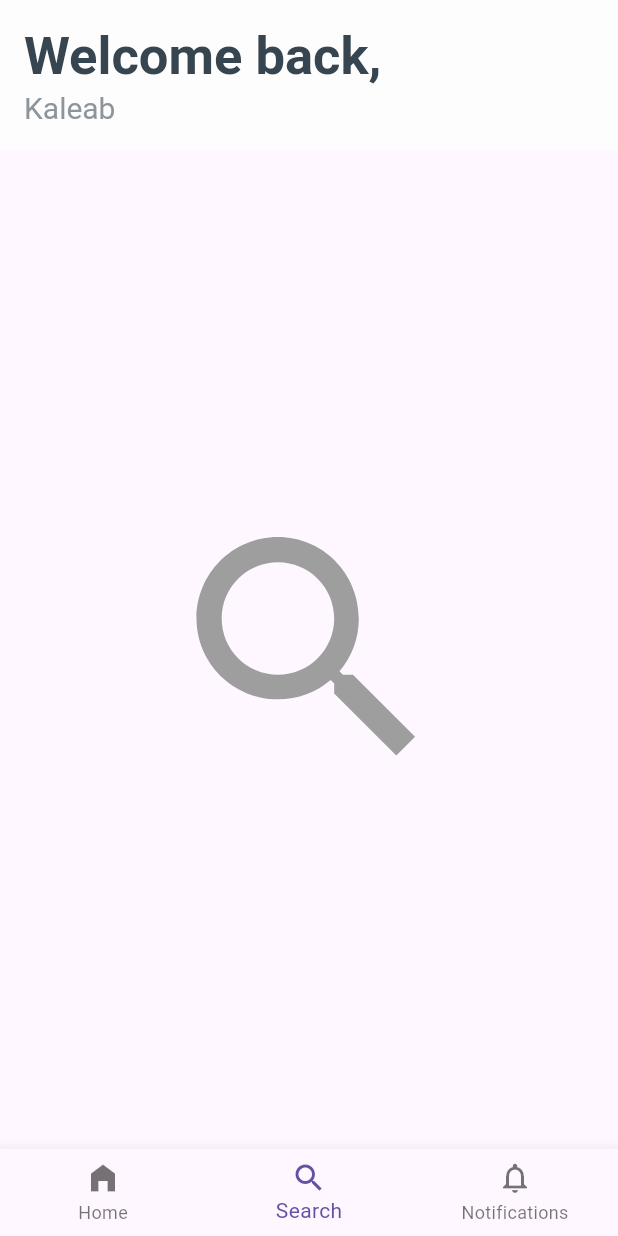
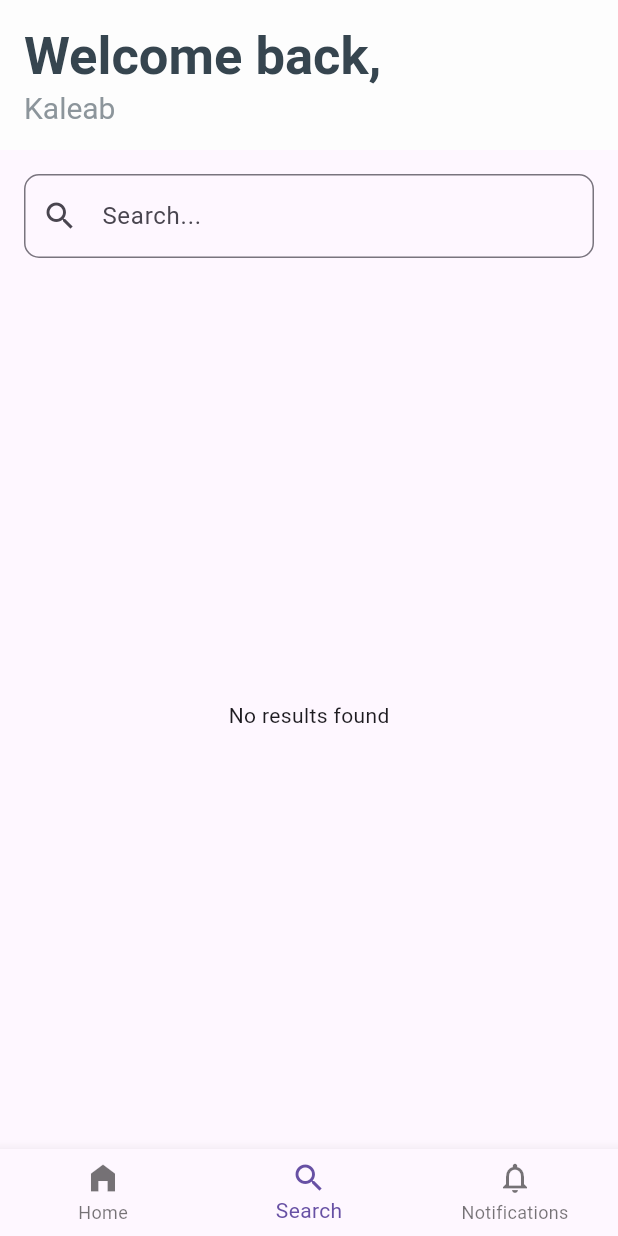
Before and after one commit to YGMonGit/m_share, a Flutter app: the screen it shows after launch, item 2 of the bottom bar chosen, on a phone screen of 412 x 824 dp. Run offline on Flutter 3.47's test engine with Material 3 defaults, Android fonts, the light colour scheme and no system bars; our stand-ins replace get, sqflite; accounts and stored records are empty.

Commit message:
search done

```diff
--- a/lib/search.dart
+++ b/lib/search.dart
@@ -1,16 +1,53 @@
 import 'package:flutter/material.dart';
+import 'package:get/get.dart';
+import 'package:m_share/controller/course.controller.dart';
 
 class Search extends StatelessWidget {
   const Search({super.key});
 
   @override
   Widget build(BuildContext context) {
-    return const Scaffold(
-        body: Center(
-            child: Icon(
-      Icons.search,
-      size: 200.0,
-      color: Colors.grey,
-    )));
+    final courseController = Get.find<CourseController>();
+
+    return Column(
+      children: [
+        Padding(
+          padding: const EdgeInsets.all(16.0),
+          child: TextField(
+            decoration: InputDecoration(
+              hintText: 'Search...',
+              prefixIcon: const Icon(Icons.search),
+              border: OutlineInputBorder(
+                borderRadius: BorderRadius.circular(10.0),
+              ),
+            ),
+            onChanged: (query) {
+              courseController.search(query);
+            },
+          ),
+        ),
+        Expanded(
+          child: Obx(() {
+            if (courseController.searchResults.isEmpty) {
+              return const Center(
+                child: Text('No results found'),
+              );
+            }
+            return ListView.builder(
+              itemCount: courseController.searchResults.length,
+              itemBuilder: (context, index) {
+                var result = courseController.searchResults[index];
+                return ListTile(
+                  leading: const Icon(Icons.bookmark),
+                  title: Text(result['title']),
+                  subtitle:
+                      result.containsKey('type') ? Text(result['type']) : null,
+                );
+              },
+            );
+          }),
+        ),
+      ],
+    );
   }
 }
```
Also changed, not shown: lib/controller/course.controller.dart (+28 -0 lines).
